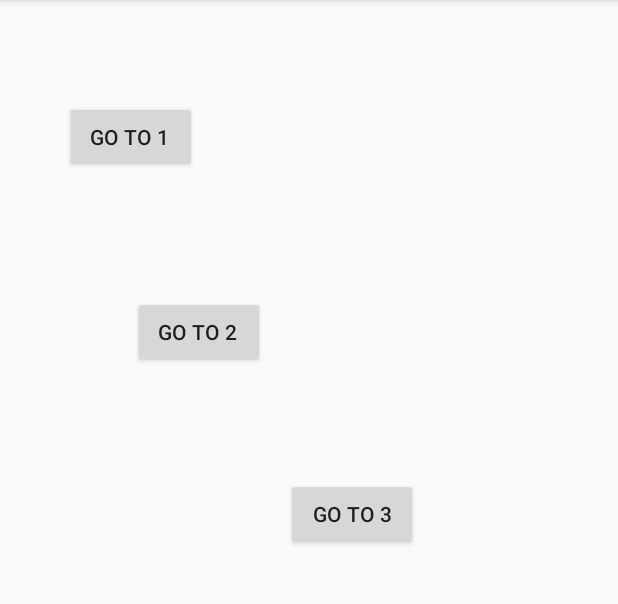
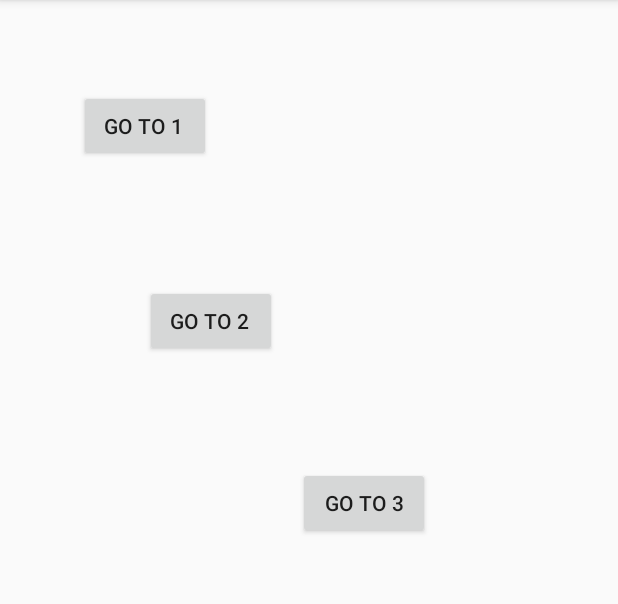
Before and after one commit to mssuh21c/2ndSemester, an Android app: the screen it shows after launch (Main2Activity before the commit, MainActivity after it), after a tap on "다음 화면", on a phone screen of 412 x 824 dp, the part 84-688 px from its top. Run offline under Robolectric (Android 15) with nearby library versions, the phone set to English and light mode, and no system bars.

Commit message:
새로운 액티비티는 새로운 클래스 이며 , 인텐트를 통해서 새로운 클래스를 매치해서 실행시켰다 ,
직전에 사용하던 인스턴스로 돌아 가기 위해서는 back button 으로 돌아 가는 데
이미 옛 인스턴스의 첫번째 Scene 으로 돌아가는 것을 추가해야 한다.

세번째 인스턴스로 가려고 하는데 실제 화면은 첫번째 인스턴스와 연결되어 있슴.
관련 xml 화일과 R database  관계를 정리해야 한다.

```diff
--- a/app/src/main/AndroidManifest.xml
+++ b/app/src/main/AndroidManifest.xml
@@ -16,7 +16,7 @@
                 <category android:name="android.intent.category.LAUNCHER" />
             </intent-filter>
         </activity>
-        <activity android:name=".Main2Activity" />
+        <activity android:name=".SecondInstanceWithNewScreen" />
         <activity android:name=".Main3Activity"></activity>
     </application>
 
--- a/app/src/main/java/com/example/sensational/aug_31/MainActivity.java
+++ b/app/src/main/java/com/example/sensational/aug_31/MainActivity.java
@@ -20,6 +20,10 @@
     public static final String TAG ="State Change";
 
 
+    ViewGroup rc;
+    Scene s2;
+    Scene s3;
+
     @Override
     protected void onCreate(Bundle savedInstanceState) {
         super.onCreate(savedInstanceState);
@@ -27,12 +31,7 @@
 
         Log.d("markDebug",  " this is onCreate in Main 1 Activity ");
 
-
         Button button = (Button) findViewById(R.id.copyBtn);
-
-
-
-        //Button button = (Button) findViewById(R.id.button2);
 
         button.setOnClickListener (
                 new Button.OnClickListener ( ) {
@@ -65,41 +64,17 @@
         Toast toast = Toast.makeText(getApplicationContext(), "this will be poped up after pressing back button ", Toast.LENGTH_SHORT);
         toast.show();
 
+        Log.i ( TAG, "mark : this is onPause in Activity 1 ,,, when is this called ? ");
 
     }
 
-
-    /*
-    public void PB1( ){
-
-        Toast toast = Toast.makeText(getApplicationContext(), "this is after clicked in PB1 ", Toast.LENGTH_SHORT);
-
-
-    }
-*/
-
-
-
-    public void PB2( View view ){
-
-        Toast toast = Toast.makeText(getApplicationContext(), "this is after clicked in PB2 ", Toast.LENGTH_SHORT);
-
-        toast.show();
-
-
-        EditText aa = (EditText) findViewById(R.id.editText);
-        //aa.getText();
-
-        TextView bb = (TextView) findViewById(R.id.textView);
-        bb.setText( aa.getText());
-    }
 
 
 
     public void nextScene  ( View view) {
 
         /*
-        Intent intent = new Intent ( this , Main2Activity.class);
+        Intent intent = new Intent ( this , SecondInstanceWithNewScreen.class);
         startActivity( intent );
         */
 
@@ -133,16 +108,43 @@
     }
 
     public void goTo2 (  View v  ) {
-        Intent i = new Intent ( this, Main2Activity.class);
-        startActivity(i);
+//        Intent i = new Intent ( this, SecondInstanceWithNewScreen.class);
+//        startActivity(i);
 
-/*
-        ViewGroup rootContainer;
-        rootContainer = (ViewGroup) findViewById(R.id.rootLayout);
-        Scene scene1 = Scene.getSceneForLayout(rootContainer, R.layout.activity_main, this);
-        //Scene scene2 = Scene.getSceneForLayout(rootContainer, R.layout.activity_main2, this);
-        scene1.enter();
-       */
+
+        rc = (ViewGroup) findViewById(R.id.rootLayout);
+            // id should be first parent layout of launcher activity  ***********
+
+        s2 = Scene.getSceneForLayout(rc, R.layout.activity_main2, this);
+
+        s2.enter();
+
+
+    }
+
+
+    public void goTo3 ( View v ) {
+
+        /*
+
+        //Intent i = new Intent ( this, Main3Activity.class);       // this is not instantiated yet
+        //startActivity(i);
+        ViewGroup rc;
+        Scene s3;                               // s3 will be used within this scope
+                                                // s1, s2, s3 should be global , and anyone is able to access.....
+
+        rc = (ViewGroup) findViewById(R.id.rootLayout);
+        s3 = Scene.getSceneForLayout(rc, R.layout.activity_main3, this);  // file name of xml
+        s3.enter();
+
+        */
+
+        Log.i(" mark Debug ",  " this is at the goTo3 afer clicked by button");
+
+        s3 = Scene.getSceneForLayout(rc, R.layout.activity_main3, this);
+
+        s3.enter();
+
 
     }
 
--- a/app/src/main/res/layout/activity_main.xml
+++ b/app/src/main/res/layout/activity_main.xml
@@ -2,7 +2,6 @@
 <android.support.constraint.ConstraintLayout xmlns:android="http://schemas.android.com/apk/res/android"
     xmlns:app="http://schemas.android.com/apk/res-auto"
     xmlns:tools="http://schemas.android.com/tools"
-    android:id="@+id/rootLayout"
     android:layout_width="match_parent"
     android:layout_height="match_parent"
     tools:context="com.example.sensational.aug_31.MainActivity"
@@ -10,6 +9,7 @@
     tools:layout_editor_absoluteY="81dp">
 
     <RelativeLayout
+        android:id="@+id/rootLayout"
         android:layout_width="0dp"
         android:layout_height="0dp"
         android:layout_marginLeft="8dp"
@@ -25,12 +25,9 @@
             android:id="@+id/button"
             android:layout_width="128dp"
             android:layout_height="52dp"
-            android:layout_alignParentEnd="true"
-            android:layout_below="@+id/textView"
-            android:layout_marginEnd="45dp"
+            android:layout_marginEnd="39dp"
             android:layout_marginLeft="8dp"
             android:layout_marginRight="8dp"
-            android:layout_marginTop="50dp"
             android:layout_weight="1"
             android:onClick="goTo2"
             android:text="@string/nextScene"
@@ -40,7 +37,9 @@
             app:layout_constraintRight_toRightOf="parent"
             app:layout_constraintTop_toTopOf="@+id/copyBtn"
             app:layout_constraintVertical_bias="0.0"
-            tools:onClick="nextScene" />
+            tools:onClick="goTo2"
+            android:layout_below="@+id/textView"
+            android:layout_alignParentEnd="true" />
 
         <Button
             android:id="@+id/copyBtn"
@@ -51,7 +50,7 @@
             android:layout_marginLeft="63dp"
             android:layout_marginTop="32dp"
             android:layout_weight="1"
-            android:text="Button"
+            android:text="COPY  from UP to DOWN"
             app:layout_constraintLeft_toLeftOf="parent"
             app:layout_constraintTop_toTopOf="parent" />
 
@@ -88,6 +87,17 @@
             app:layout_constraintRight_toRightOf="parent"
             app:layout_constraintTop_toTopOf="parent"
             app:layout_constraintVertical_bias="0.884" />
+
+        <Button
+            android:id="@+id/button2"
+            android:layout_width="wrap_content"
+            android:layout_height="wrap_content"
+            android:layout_alignEnd="@+id/button"
+            android:layout_below="@+id/button"
+            android:layout_marginEnd="11dp"
+            android:layout_marginTop="37dp"
+            android:onClick="goTo3"
+            android:text="Show me 3 " />
     </RelativeLayout>
 
 </android.support.constraint.ConstraintLayout>
--- a/app/src/main/res/layout/activity_main2.xml
+++ b/app/src/main/res/layout/activity_main2.xml
@@ -4,9 +4,10 @@
     xmlns:tools="http://schemas.android.com/tools"
     android:layout_width="match_parent"
     android:layout_height="match_parent"
-    tools:context="com.example.sensational.aug_31.Main2Activity">
+    tools:context="com.example.sensational.aug_31.SecondInstanceWithNewScreen">
 
     <RelativeLayout
+        android:id="@+id/lay2"
         android:layout_width="368dp"
         android:layout_height="495dp"
         tools:layout_editor_absoluteX="8dp"
@@ -16,12 +17,12 @@
             android:id="@+id/button3"
             android:layout_width="wrap_content"
             android:layout_height="wrap_content"
-            android:layout_alignParentStart="true"
+            android:layout_marginTop="60dp"
+            android:onClick="goTo1"
+            android:text="Go to 1 "
             android:layout_alignParentTop="true"
-            android:layout_marginStart="43dp"
-            android:layout_marginTop="67dp"
-            android:onClick="goTo1"
-            android:text="Go to 1 " />
+            android:layout_alignEnd="@+id/button4"
+            android:layout_marginEnd="44dp" />
 
         <Button
             android:id="@+id/button4"
```
Also changed, not shown: app/src/main/java/com/example/sensational/aug_31/SecondInstanceWithNewScreen.java (renamed from app/src/main/java/com/example/sensational/aug_31/Main2Activity.java, +1 -6 lines).
